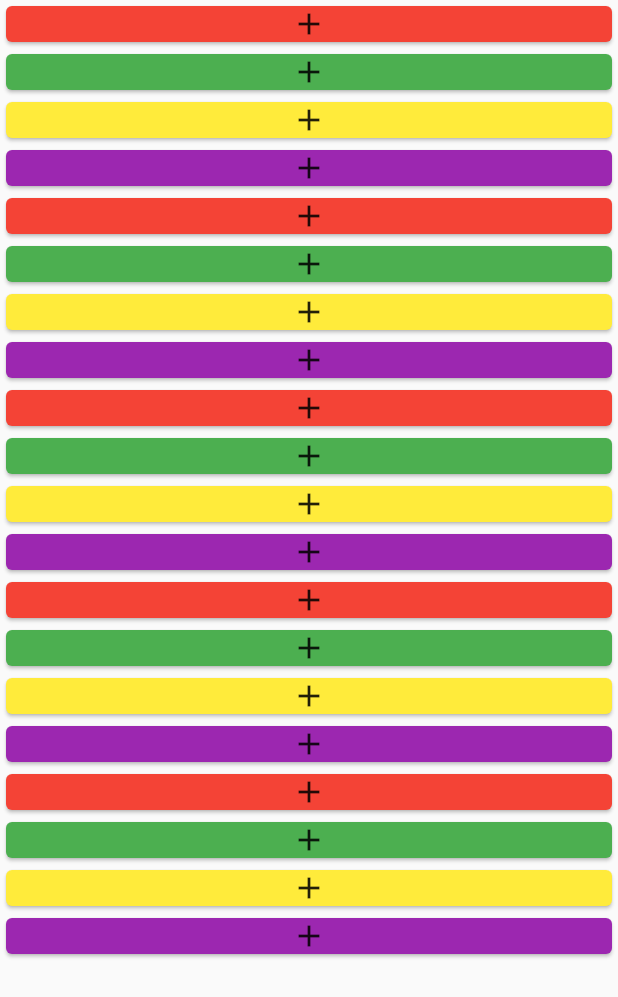
After one commit to sreedeviluminar/my_prroject, a Flutter app: the List_Custom screen opened directly, on a phone screen of 412 x 824 dp. The commit adds this screen. Shown: the top 997 px of the screen. Run offline on Flutter 3.47's test engine with Material 2 defaults, Android fonts, the phone set to English and light mode, and no system bars; our stand-ins replace device_preview, fluttertoast, google_fonts.

Commit message:
initial commit

```diff
--- /dev/null
+++ b/lib/list_custom.dart
@@ -0,0 +1,52 @@
+import 'package:flutter/cupertino.dart';
+import 'package:flutter/material.dart';
+
+void main() {
+  runApp(MaterialApp(home: List_Custom()));
+}
+
+class List_Custom extends StatelessWidget {
+  var colors = [
+    Colors.red,
+    Colors.green,
+    Colors.yellow,
+    Colors.purple,
+    Colors.red,
+    Colors.green,
+    Colors.yellow,
+    Colors.purple,
+    Colors.red,
+    Colors.green,
+    Colors.yellow,
+    Colors.purple,
+    Colors.red,
+    Colors.green,
+    Colors.yellow,
+    Colors.purple,
+    Colors.red,
+    Colors.green,
+    Colors.yellow,
+    Colors.purple,
+  ];
+
+  @override
+  Widget build(BuildContext context) {
+    return Scaffold(
+      body: ListView.custom(
+          childrenDelegate: SliverChildListDelegate(
+              // [
+              //   const Card(color: Colors.red,child: Center(child: Icon(Icons.add),),),
+              //   const Card(color: Colors.green,child: Center(child: Icon(Icons.add),),),
+              //   const Card(color: Colors.yellow,child: Center(child: Icon(Icons.add),),),
+              //   const Card(color: Colors.purple,child: Center(child: Icon(Icons.add),),)
+              // ]
+              List.generate(
+                  20,
+                  (index) => Card(
+                      color: colors[index],
+                      child: const Center(
+                        child: Icon(Icons.add),
+                      ))))),
+    );
+  }
+}
```
Also changed, not shown: lib/stack ex.dart (+23 -8 lines).
